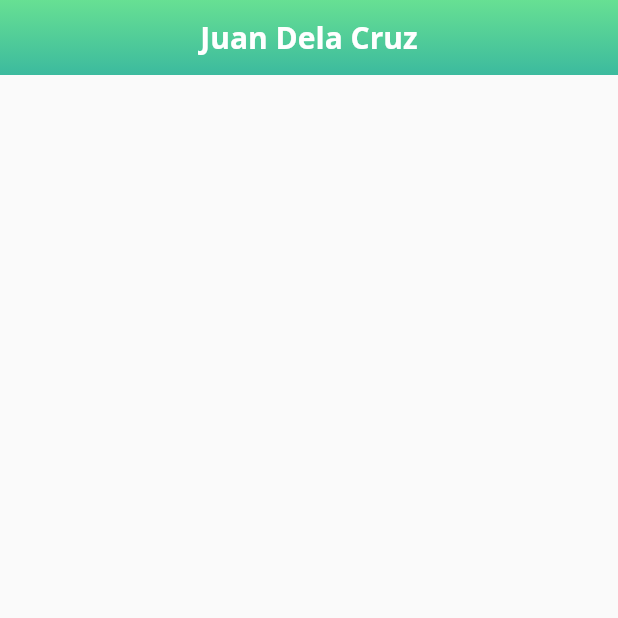
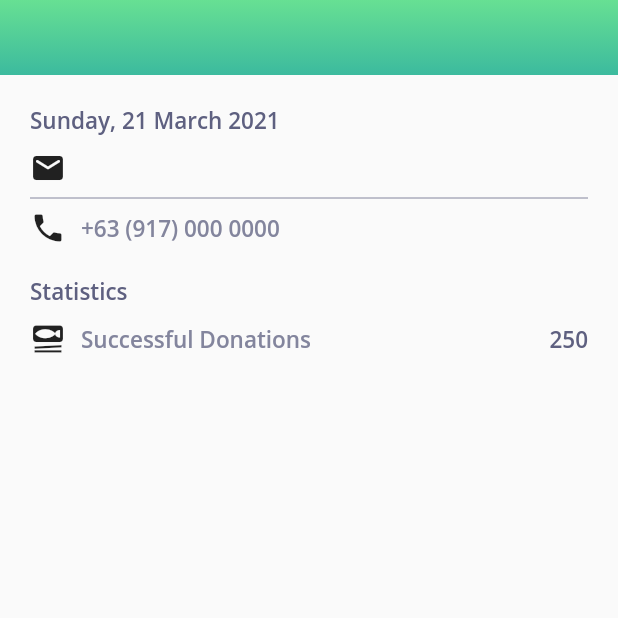
Before and after one commit to mathenaangeles/foodboard, a Flutter app: the screen it shows once a user with an empty profile is signed in, on a phone screen of 412 x 824 dp, the top half of it. Run offline on Flutter 3.47's test engine with Material 2 defaults, Android fonts, the phone set to English and light mode, and no system bars; our stand-ins replace firebase_auth, firebase_core, ionicons; accounts and stored records are empty.

Commit message:
Add primitive details header

```diff
--- /dev/null
+++ b/lib/components/home_header.dart
@@ -0,0 +1,111 @@
+import 'package:flutter/material.dart';
+import 'package:foodboard/constants.dart';
+
+import 'package:intl/intl.dart';
+
+class HomeHeader extends StatelessWidget {
+  final user;
+  final String dateNow = DateFormat("EEEE, d MMMM y").format(DateTime.now());
+
+  HomeHeader(this.user);
+
+  @override
+  Widget build(BuildContext context) {
+    return Container(
+        padding: EdgeInsets.all(20),
+        child: Column(
+          children: [
+            HeaderTitle(dateNow),
+            SizedBox(height: 10),
+            HeaderItem(Icons.email_rounded, user.email),
+            Divider(color: header_item_color),
+            HeaderItem(Icons.local_phone, "+63 (917) 000 0000"),
+
+            SizedBox(height: 20),
+            HeaderTitle("Statistics"),
+            SizedBox(height: 10),
+            // TODO: I can't find the specific icon for this, just change:
+            HeaderItemWithContent(
+                Icons.set_meal, "Successful Donations", "250"),
+          ],
+        ));
+  }
+}
+
+class HeaderTitle extends StatelessWidget {
+  final String text;
+
+  HeaderTitle(this.text);
+
+  @override
+  Widget build(BuildContext context) {
+    return Align(
+        alignment: Alignment.centerLeft,
+        child: Text(
+          text,
+          style: TextStyle(
+              color: header_title_color,
+              fontSize: header_text_size,
+              fontWeight: FontWeight.w600),
+        ));
+  }
+}
+
+class HeaderItem extends StatelessWidget {
+  final IconData icon;
+  final String text;
+
+  HeaderItem(this.icon, this.text);
+
+  @override
+  Widget build(BuildContext context) {
+    return Align(
+        alignment: Alignment.centerLeft,
+        child: Row(children: [
+          Icon(icon),
+          SizedBox(width: 10),
+          Text(
+            text,
+            style: TextStyle(
+                color: header_item_color,
+                fontSize: header_text_size,
+                fontWeight: FontWeight.w600),
+          )
+        ]));
+  }
+}
+
+class HeaderItemWithContent extends StatelessWidget {
+  final IconData icon;
+  final String text;
+  final String content;
+
+  HeaderItemWithContent(this.icon, this.text, this.content);
+
+  @override
+  Widget build(BuildContext context) {
+    return Align(
+        alignment: Alignment.centerLeft,
+        child:
+            Row(mainAxisAlignment: MainAxisAlignment.spaceBetween, children: [
+          Row(children: [
+            Icon(icon),
+            SizedBox(width: 10),
+            Text(
+              text,
+              style: TextStyle(
+                  color: header_item_color,
+                  fontSize: header_text_size,
+                  fontWeight: FontWeight.w600),
+            )
+          ]),
+          Text(
+            content,
+            style: TextStyle(
+                color: header_title_color,
+                fontSize: header_text_size,
+                fontWeight: FontWeight.w600),
+          )
+        ]));
+  }
+}
--- a/lib/components/home_title_bar.dart
+++ b/lib/components/home_title_bar.dart
@@ -1,5 +1,4 @@
 import 'package:flutter/material.dart';
-import 'package:foodboard/constants.dart';
 
 class HomeTitleBar extends StatelessWidget {
   final String text;
--- a/lib/config.dart
+++ b/lib/config.dart
@@ -1 +1 @@
-const DEBUG_DISABLE_LOGIN = true;
+const DEBUG_DISABLE_LOGIN = false;
--- a/lib/constants.dart
+++ b/lib/constants.dart
@@ -3,3 +3,7 @@ import 'package:flutter/material.dart';
 const light_green = Color(0xFF67E093);
 const dark_green = Color(0xFF3CBA9E);
 const dark_grey = Color(0xFF83859D);
+
+const header_text_size = 15.0;
+const header_title_color = Color(0xFF5E6080);
+const header_item_color = Color(0xFF83859D);
--- a/lib/home.dart
+++ b/lib/home.dart
@@ -1,22 +1,31 @@
+import 'package:firebase_core/firebase_core.dart';
+import 'package:firebase_auth/firebase_auth.dart';
+import 'package:provider/provider.dart';
+
 import 'package:flutter/material.dart';
 import 'package:foodboard/constants.dart';
 
 import 'package:foodboard/components/home_title_bar.dart';
+import 'package:foodboard/components/home_header.dart';
 
 class Home extends StatelessWidget {
+
   @override
   Widget build(BuildContext context) {
+    final user = context.watch<User>();
+
     return Scaffold(
         body: Column(
       children: [
         HomeTitleBar(
           press: () {},
-          text: "Juan Dela Cruz", // TODO: Replace this with user's name
+          text: user.email, // TODO: Replace this with user's name
           gradient: LinearGradient(colors: <Color>[
             light_green,
             dark_green,
           ], begin: Alignment.topCenter, end: Alignment.bottomCenter),
-        )
+        ),
+        HomeHeader(user),
       ],
     ));
   }
```
Also changed, not shown: 1 other file.
